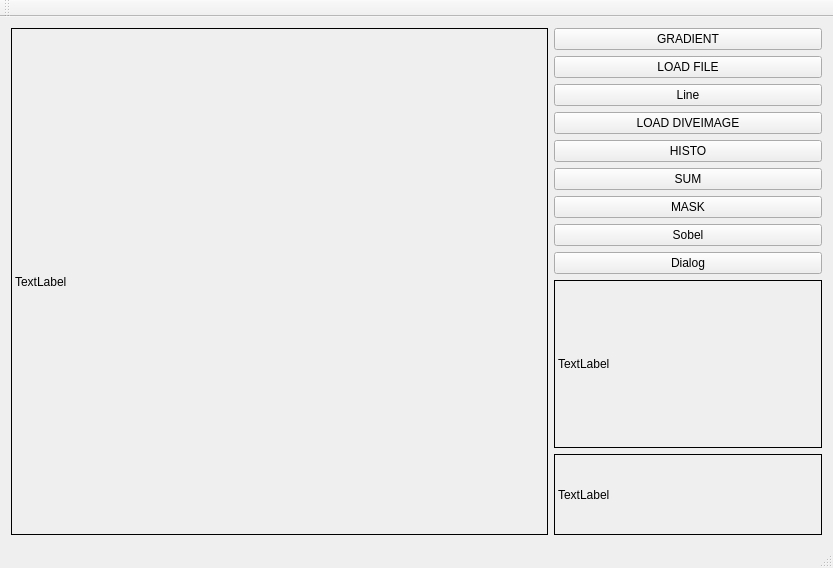
Before: the Qt Designer form tests.qt/tests_qt/app/mainwindow.ui in codex-tk/libcodex, drawn with Qt 5.
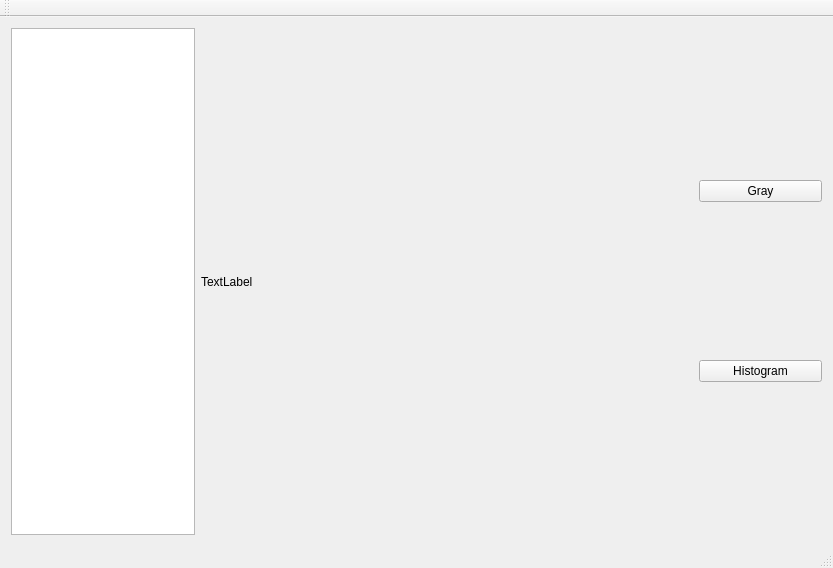
After: the same form once the commit is applied.

Patch:
```diff
--- a/tests.qt/tests_qt/app/mainwindow.ui
+++ b/tests.qt/tests_qt/app/mainwindow.ui
@@ -14,99 +14,33 @@
    <string>MainWindow</string>
   </property>
   <widget class="QWidget" name="centralWidget">
-   <layout class="QGridLayout" name="gridLayout">
-    <item row="0" column="3">
+   <layout class="QGridLayout" name="gridLayout" rowstretch="0,0,0" columnstretch="3,8,2" columnminimumwidth="0,0,0">
+    <property name="sizeConstraint">
+     <enum>QLayout::SetDefaultConstraint</enum>
+    </property>
+    <item row="2" column="2">
      <layout class="QVBoxLayout" name="verticalLayout">
       <item>
        <widget class="QPushButton" name="pushButton">
         <property name="text">
-         <string>GRADIENT</string>
+         <string>Gray</string>
         </property>
        </widget>
       </item>
       <item>
        <widget class="QPushButton" name="pushButton_2">
         <property name="text">
-         <string>LOAD FILE</string>
-        </property>
-       </widget>
-      </item>
-      <item>
-       <widget class="QPushButton" name="pushButton_5">
-        <property name="text">
-         <string>Line</string>
-        </property>
-       </widget>
-      </item>
-      <item>
-       <widget class="QPushButton" name="pushButton_3">
-        <property name="text">
-         <string>LOAD DIVEIMAGE</string>
-        </property>
-       </widget>
-      </item>
-      <item>
-       <widget class="QPushButton" name="pushButton_4">
-        <property name="text">
-         <string>HISTO</string>
-        </property>
-       </widget>
-      </item>
-      <item>
-       <widget class="QPushButton" name="pushButton_6">
-        <property name="text">
-         <string>SUM</string>
-        </property>
-       </widget>
-      </item>
-      <item>
-       <widget class="QPushButton" name="pushButton_7">
-        <property name="text">
-         <string>MASK</string>
-        </property>
-       </widget>
-      </item>
-      <item>
-       <widget class="QPushButton" name="pushButton_8">
-        <property name="text">
-         <string>Sobel</string>
-        </property>
-       </widget>
-      </item>
-      <item>
-       <widget class="QPushButton" name="pushButton_9">
-        <property name="text">
-         <string>Dialog</string>
+         <string>Histogram</string>
         </property>
        </widget>
       </item>
      </layout>
     </item>
-    <item row="1" column="3" rowspan="2">
-     <widget class="QLabel" name="label_3">
-      <property name="frameShape">
-       <enum>QFrame::Box</enum>
-      </property>
-      <property name="text">
-       <string>TextLabel</string>
-      </property>
-     </widget>
+    <item row="2" column="0">
+     <widget class="QListView" name="image_file_list"/>
     </item>
-    <item row="3" column="3">
-     <widget class="QLabel" name="label_2">
-      <property name="frameShape">
-       <enum>QFrame::Box</enum>
-      </property>
-      <property name="text">
-       <string>TextLabel</string>
-      </property>
-     </widget>
-    </item>
-    <item row="0" column="1" rowspan="4" colspan="2">
-     <widget class="QLabel" name="label">
-      <property name="frameShape">
-       <enum>QFrame::Box</enum>
-      </property>
+    <item row="2" column="1">
+     <widget class="QLabel" name="image_label">
       <property name="text">
        <string>TextLabel</string>
       </property>
```
Left out of the diff: 4 changed lines with no effect on the pictures.
